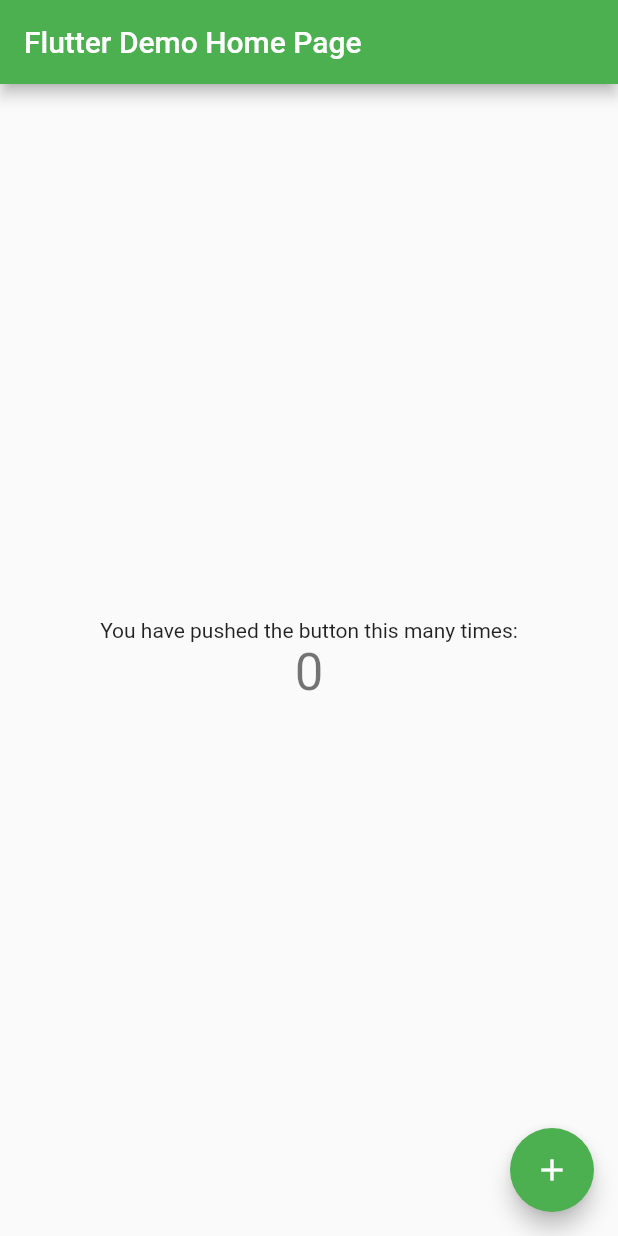
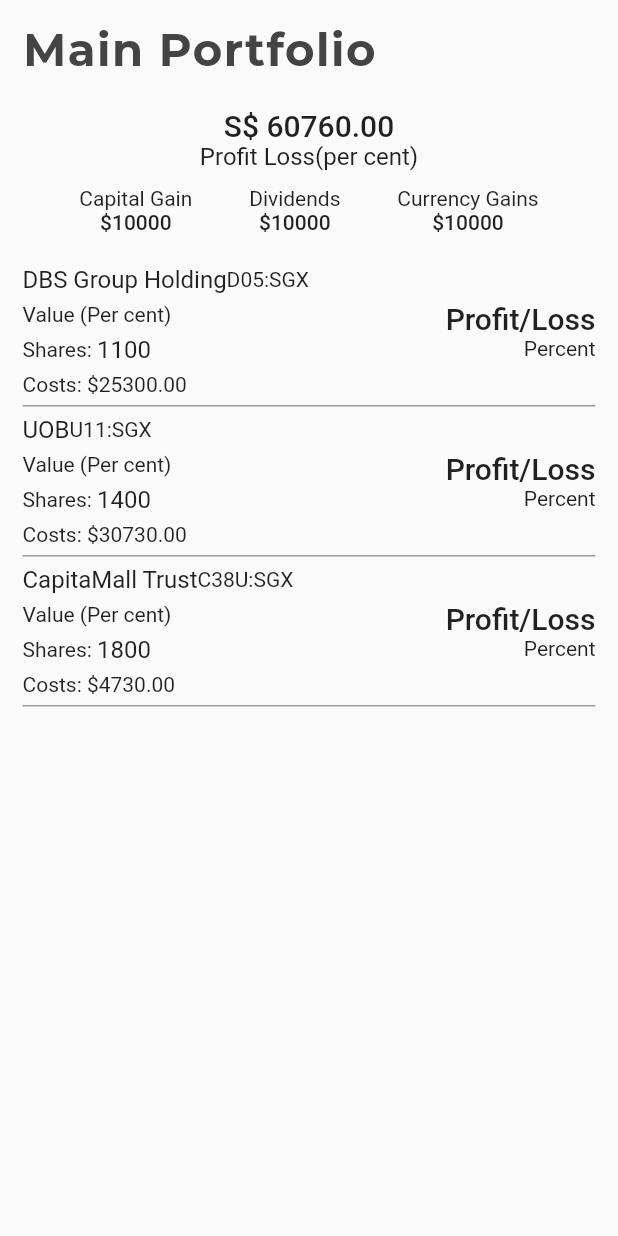
Before and after one commit to jasonngjh/stock_portfolio, a Flutter app: the screen it shows after launch, on a phone screen of 412 x 824 dp. Run offline on Flutter 3.47's test engine with Material 2 defaults, Android fonts, the phone set to English and light mode, and no system bars.

Commit message:
Added fonts, models, screens and README

```diff
--- a/lib/main.dart
+++ b/lib/main.dart
@@ -1,4 +1,6 @@
 import 'package:flutter/material.dart';
+import 'package:stock_portfolio/screens/portfolioScreen.dart';
+import 'style.dart';
 
 void main() => runApp(MyApp());
 
@@ -7,105 +9,16 @@ class MyApp extends StatelessWidget {
   @override
   Widget build(BuildContext context) {
     return MaterialApp(
-      title: 'Flutter Demo',
+      title: 'Stock Portfolio',
+      debugShowCheckedModeBanner: false,
+      home: PortfolioScreen(),
       theme: ThemeData(
-        // This is the theme of your application.
-        //
-        // Try running your application with "flutter run". You'll see the
-        // application has a blue toolbar. Then, without quitting the app, try
-        // changing the primarySwatch below to Colors.green and then invoke
-        // "hot reload" (press "r" in the console where you ran "flutter run",
-        // or simply save your changes to "hot reload" in a Flutter IDE).
-        // Notice that the counter didn't reset back to zero; the application
-        // is not restarted.
-        primarySwatch: Colors.green,
-      ),
-      home: MyHomePage(title: 'Flutter Demo Home Page'),
+          textTheme: TextTheme(
+        title: TitleTextStyle,
+        subhead: SecondaryTitleTextStyle,
+        body1: BodyTextStyle,
+        body2: NonPrimaryTextStyle,
+      )),
     );
   }
 }
-
-class MyHomePage extends StatefulWidget {
-  MyHomePage({Key key, this.title}) : super(key: key);
-
-  // This widget is the home page of your application. It is stateful, meaning
-  // that it has a State object (defined below) that contains fields that affect
-  // how it looks.
-
-  // This class is the configuration for the state. It holds the values (in this
-  // case the title) provided by the parent (in this case the App widget) and
-  // used by the build method of the State. Fields in a Widget subclass are
-  // always marked "final".
-
-  final String title;
-
-  @override
-  _MyHomePageState createState() => _MyHomePageState();
-}
-
-class _MyHomePageState extends State<MyHomePage> {
-  int _counter = 0;
-
-  void _incrementCounter() {
-    setState(() {
-      // This call to setState tells the Flutter framework that something has
-      // changed in this State, which causes it to rerun the build method below
-      // so that the display can reflect the updated values. If we changed
-      // _counter without calling setState(), then the build method would not be
-      // called again, and so nothing would appear to happen.
-      _counter++;
-    });
-  }
-
-  @override
-  Widget build(BuildContext context) {
-    // This method is rerun every time setState is called, for instance as done
-    // by the _incrementCounter method above.
-    //
-    // The Flutter framework has been optimized to make rerunning build methods
-    // fast, so that you can just rebuild anything that needs updating rather
-    // than having to individually change instances of widgets.
-    return Scaffold(
-      appBar: AppBar(
-        // Here we take the value from the MyHomePage object that was created by
-        // the App.build method, and use it to set our appbar title.
-        title: Text(widget.title),
-      ),
-      body: Center(
-        // Center is a layout widget. It takes a single child and positions it
-        // in the middle of the parent.
-        child: Column(
-          // Column is also a layout widget. It takes a list of children and
-          // arranges them vertically. By default, it sizes itself to fit its
-          // children horizontally, and tries to be as tall as its parent.
-          //
-          // Invoke "debug painting" (press "p" in the console, choose the
-          // "Toggle Debug Paint" action from the Flutter Inspector in Android
-          // Studio, or the "Toggle Debug Paint" command in Visual Studio Code)
-          // to see the wireframe for each widget.
-          //
-          // Column has various properties to control how it sizes itself and
-          // how it positions its children. Here we use mainAxisAlignment to
-          // center the children vertically; the main axis here is the vertical
-          // axis because Columns are vertical (the cross axis would be
-          // horizontal).
-          mainAxisAlignment: MainAxisAlignment.center,
-          children: <Widget>[
-            Text(
-              'You have pushed the button this many times:',
-            ),
-            Text(
-              '$_counter',
-              style: Theme.of(context).textTheme.display1,
-            ),
-          ],
-        ),
-      ),
-      floatingActionButton: FloatingActionButton(
-        onPressed: _incrementCounter,
-        tooltip: 'Increment',
-        child: Icon(Icons.add),
-      ), // This trailing comma makes auto-formatting nicer for build methods.
-    );
-  }
-}
--- /dev/null
+++ b/lib/models/holding.dart
@@ -0,0 +1,20 @@
+import 'package:stock_portfolio/models/ticker.dart';
+import 'package:stock_portfolio/models/transaction.dart';
+
+class Holding extends Ticker {
+  double cost = 0.0;
+  double marketValue;
+  double shares = 0.0;
+  double dividend;
+  List<Transaction> transactions;
+
+  Holding(String name, String symbol, String sector, this.transactions)
+      : super(name, symbol, sector) {
+    for (Transaction t in transactions) {
+      this.shares += t.quantityOfshares;
+      this.cost += (t.quantityOfshares * t.price);
+    }
+    this.marketValue = 0.0;
+    this.dividend = 0.0;
+  }
+}
--- /dev/null
+++ b/lib/models/portfolio.dart
@@ -0,0 +1,43 @@
+import 'package:stock_portfolio/models/holding.dart';
+import 'package:stock_portfolio/models/transaction.dart';
+
+class Portfolio {
+  final int id;
+  String name;
+  double costValue = 0.0;
+  double marketValue;
+  final List<Holding> holdings;
+
+  Portfolio(this.id, this.name, this.holdings) {
+    for (Holding h in holdings) {
+      costValue += h.cost;
+    }
+  }
+
+  String getName() {
+    return name;
+  }
+
+  setName(String name) {
+    this.name = name;
+  }
+
+  static List<Portfolio> fetchAll() {
+    return [
+      Portfolio(1, 'Main Portfolio', [
+        Holding('DBS Group Holding', 'D05:SGX', 'Bank', [
+          Transaction('09 March 2020', 'BUY', 23.00, 500, 0.0),
+          Transaction('10 March 2020', 'BUY', 23.00, 600, 0.0)
+        ]),
+        Holding('UOB', 'U11:SGX', 'Bank', [
+          Transaction('09 March 2020', 'BUY', 21.90, 700, 0.0),
+          Transaction('10 March 2020', 'BUY', 22.00, 700, 0.0)
+        ]),
+        Holding('CapitaMall Trust', 'C38U:SGX', 'Reit', [
+          Transaction('09 March 2020', 'BUY', 2.90, 800, 0.0),
+          Transaction('10 March 2020', 'BUY', 2.41, 1000, 0.0)
+        ])
+      ]),
+    ];
+  }
+}
--- /dev/null
+++ b/lib/models/ticker.dart
@@ -0,0 +1,8 @@
+class Ticker {
+  final String name;
+  final String symbol;
+  final String sector;
+  double currentPrice;
+
+  Ticker(this.name, this.symbol, this.sector);
+}
--- /dev/null
+++ b/lib/models/transaction.dart
@@ -0,0 +1,13 @@
+class Transaction {
+  String date;
+  String type;
+  double totalValue;
+  double price;
+  double quantityOfshares;
+  double commission;
+
+  Transaction(this.date, this.type, this.price, this.quantityOfshares,
+      this.commission) {
+    this.totalValue = (price * quantityOfshares) + commission;
+  }
+}
--- /dev/null
+++ b/lib/screens/holdingScreen.dart
@@ -0,0 +1,22 @@
+import 'package:flutter/material.dart';
+import '../models/holding.dart';
+
+class HoldingScreen extends StatelessWidget {
+  final Holding _holding;
+
+  HoldingScreen(this._holding);
+
+  @override
+  Widget build(BuildContext context) {
+    return Scaffold(
+        appBar: AppBar(
+          title: Text(_holding.name),
+        ),
+        body: SafeArea(
+            child: Column(
+          children: <Widget>[
+            Text(_holding.name),
+          ],
+        )));
+  }
+}
--- /dev/null
+++ b/lib/screens/holdingSection.dart
@@ -0,0 +1,72 @@
+import 'package:flutter/material.dart';
+import 'package:stock_portfolio/screens/portfolioScreen.dart';
+import '../models/holding.dart';
+
+class HoldingSection extends StatelessWidget {
+  final Holding holding;
+
+  HoldingSection(this.holding);
+
+  @override
+  Widget build(BuildContext context) {
+    return GestureDetector(
+      onTap: () => _onHoldingTap(context, holding),
+      child: Container(
+        height: 100.0,
+        decoration: BoxDecoration(
+          border: Border(bottom: BorderSide(color: Colors.grey, width: 1.0)),
+        ),
+        child: Row(
+          mainAxisAlignment: MainAxisAlignment.spaceBetween,
+          children: <Widget>[
+            Column(
+                crossAxisAlignment: CrossAxisAlignment.start,
+                mainAxisAlignment: MainAxisAlignment.spaceEvenly,
+                children: <Widget>[
+                  Row(
+                    children: <Widget>[
+                      Text(holding.name,
+                          style: Theme.of(context).textTheme.subhead),
+                      Text(holding.symbol,
+                          style: Theme.of(context).textTheme.body1)
+                    ],
+                  ),
+                  Row(
+                    children: <Widget>[Text("Value "), Text("(Per cent)")],
+                  ),
+                  Row(
+                    children: <Widget>[
+                      Text("Shares: ",
+                          style: Theme.of(context).textTheme.body1),
+                      Text(holding.shares.toStringAsFixed(0),
+                          style: Theme.of(context).textTheme.subhead)
+                    ],
+                  ),
+                  Row(
+                    children: [
+                      Text("Costs: "),
+                      Text("\$" + holding.cost.toStringAsFixed(2))
+                    ],
+                  ),
+                ]),
+            Column(
+                crossAxisAlignment: CrossAxisAlignment.end,
+                mainAxisAlignment: MainAxisAlignment.center,
+                children: <Widget>[
+                  Text(
+                    "Profit/Loss",
+                    style: Theme.of(context).textTheme.title,
+                  ),
+                  Text("Percent"),
+                ]),
+          ],
+        ),
+      ),
+    );
+  }
+
+  _onHoldingTap(BuildContext context, Holding holding) {
+    Navigator.pushNamed(context, HoldingScreenRoute,
+        arguments: {"holding": holding});
+  }
+}
--- /dev/null
+++ b/lib/screens/portfolioScreen.dart
@@ -0,0 +1,59 @@
+import 'package:flutter/material.dart';
+import 'package:stock_portfolio/screens/holdingScreen.dart';
+import 'holdingSection.dart';
+import 'summarySection.dart';
+import '../models/portfolio.dart';
+
+const PortfolioScreenRoute = '/';
+const HoldingScreenRoute = '/holding_screen';
+
+class PortfolioScreen extends StatefulWidget {
+  @override
+  _PortfolioScreenState createState() => new _PortfolioScreenState();
+}
+
+class _PortfolioScreenState extends State<PortfolioScreen> {
+  @override
+  Widget build(BuildContext context) {
+    final portfolios = Portfolio.fetchAll();
+    final portfolio = portfolios.first;
+
+    return MaterialApp(
+      onGenerateRoute: _routes(),
+      home: Scaffold(
+          body: SafeArea(
+              minimum: const EdgeInsets.all(15.0),
+              child: ListView(children: <Widget>[
+                Text(
+                  portfolio.name,
+                  style: Theme.of(context).textTheme.title,
+                ),
+                SizedBox(height: 20.0),
+                SummarySection(portfolio),
+                SizedBox(height: 15.0),
+                Column(
+                  children: []..addAll(holdingSections(portfolio)),
+                ),
+              ]))),
+    );
+  }
+
+  RouteFactory _routes() {
+    return (settings) {
+      final Map<String, dynamic> arguments = settings.arguments;
+      Widget screen;
+      switch (settings.name) {
+        case HoldingScreenRoute:
+          screen = HoldingScreen(arguments['holding']);
+          break;
+        default:
+          return null;
+      }
+      return MaterialPageRoute(builder: (BuildContext context) => screen);
+    };
+  }
+
+  List<Widget> holdingSections(Portfolio portfolio) {
+    return portfolio.holdings.map((fact) => HoldingSection(fact)).toList();
+  }
+}
--- /dev/null
+++ b/lib/screens/summarySection.dart
@@ -0,0 +1,47 @@
+import 'package:flutter/material.dart';
+import '../models/portfolio.dart';
+
+class SummarySection extends StatelessWidget {
+  final Portfolio _portfolio;
+
+  SummarySection(this._portfolio);
+
+  @override
+  Widget build(BuildContext context) {
+    return Container(
+      child: Column(
+        children: [
+          Text("S\$ " + _portfolio.costValue.toStringAsFixed(2),
+              style: Theme.of(context).textTheme.title),
+          Row(
+            mainAxisAlignment: MainAxisAlignment.center,
+            children: <Widget>[
+              Text("Profit Loss", style: Theme.of(context).textTheme.subhead),
+              Text("(per cent)", style: Theme.of(context).textTheme.subhead),
+            ],
+          ),
+          SizedBox(height: 10.0),
+          Row(
+            mainAxisAlignment: MainAxisAlignment.spaceEvenly,
+            children: <Widget>[
+              Column(
+                children: <Widget>[
+                  Text("Capital Gain"),
+                  Text("\$10000", style: Theme.of(context).textTheme.body2),
+                ],
+              ),
+              Column(children: <Widget>[
+                Text("Dividends"),
+                Text("\$10000", style: Theme.of(context).textTheme.body2),
+              ]),
+              Column(children: <Widget>[
+                Text("Currency Gains"),
+                Text("\$10000", style: Theme.of(context).textTheme.body2),
+              ]),
+            ],
+          ),
+        ],
+      ),
+    );
+  }
+}
--- /dev/null
+++ b/lib/style.dart
@@ -0,0 +1,41 @@
+import 'package:flutter/material.dart';
+
+const LargeTextStize = 30.0;
+const MediumTextSize = 20.0;
+const BodyTextSize = 16.0;
+
+const Color greenColor = Color(0xff41dc65);
+const Color redColor = Color(0xffff5460);
+const Color backgroundColor = Color(0xfff7f7fa);
+const Color textColor = Color(0xff444444);
+
+const String FontNameDefault = 'Monserrat';
+
+const TitleTextStyle = TextStyle(
+  fontFamily: FontNameDefault,
+  fontSize: LargeTextStize,
+  color: textColor,
+  fontWeight: FontWeight.w600,
+  letterSpacing: 1.0,
+);
+
+const SecondaryTitleTextStyle = TextStyle(
+  fontFamily: FontNameDefault,
+  fontSize: 50.0,
+  fontWeight: FontWeight.w600,
+  color: textColor,
+);
+
+const BodyTextStyle = TextStyle(
+  fontFamily: FontNameDefault,
+  fontWeight: FontWeight.w300,
+  fontSize: BodyTextSize,
+  color: Colors.black,
+);
+
+const NonPrimaryTextStyle = TextStyle(
+  fontFamily: FontNameDefault,
+  fontWeight: FontWeight.w300,
+  fontSize: BodyTextSize,
+  color: textColor,
+);
```
Also changed, not shown: pubspec.yaml (+7 -2 lines), assets/fonts/Montserrat-Bold.ttf (added), assets/fonts/Montserrat-Medium.ttf (added), assets/fonts/Montserrat-Regular.ttf (added), 1 other file.
